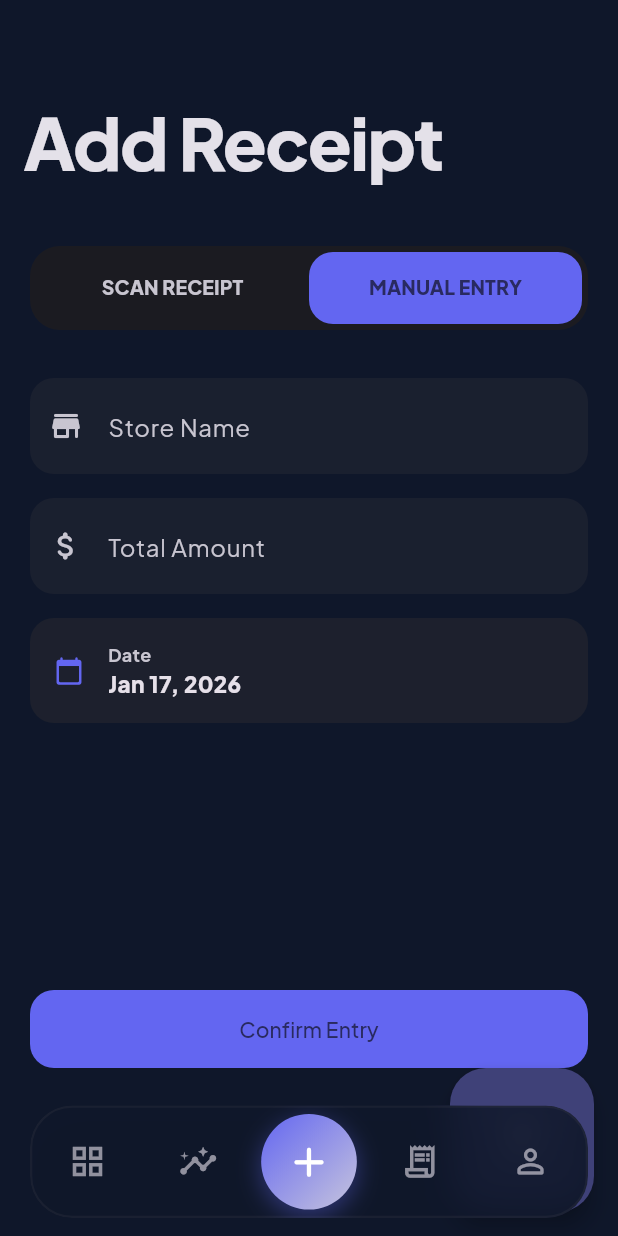
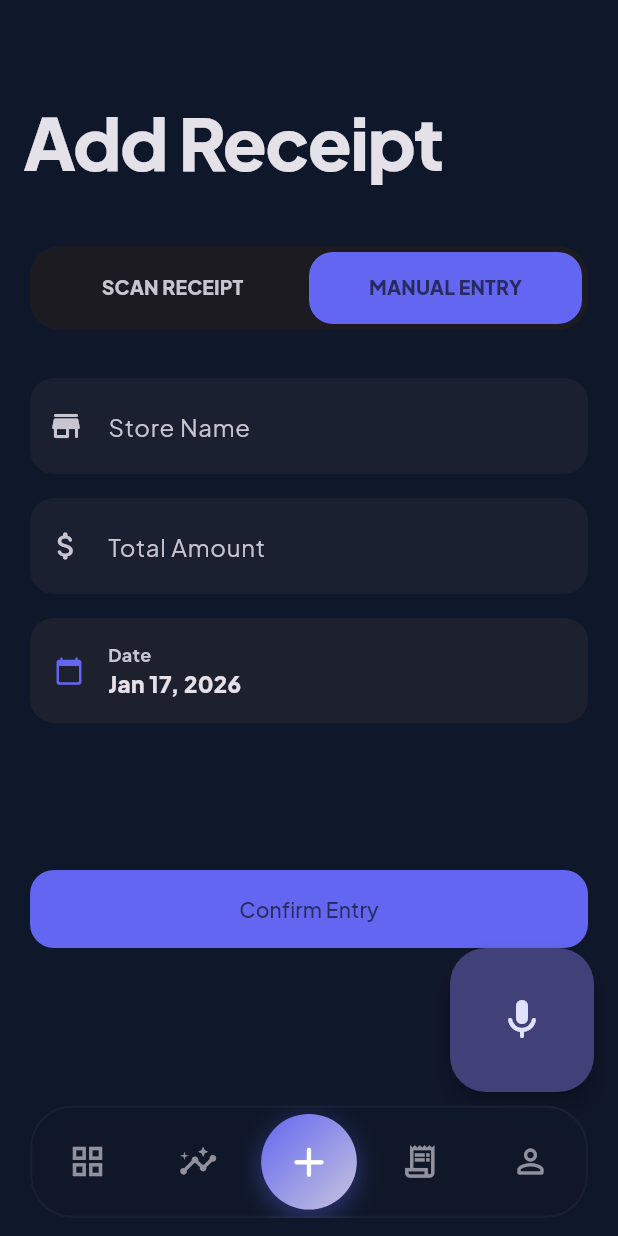
Before and after one commit to ItsAkshatSh/hisabipocket, a Flutter app: the AddReceiptScreen screen opened by its route, tab 2 chosen, on a phone screen of 412 x 824 dp. Run offline on Flutter 3.47's test engine with Material 3 defaults, Android fonts, the light colour scheme and no system bars; drawn by our look-alikes of dynamic_color, flutter_animate; our stand-ins replace cloud_firestore, firebase_auth, firebase_core, flutter_dotenv, flutter_riverpod, flutter_svg and 5 more; missing offline and left inert: home_widget; accounts and stored records are empty; network calls fail.

Commit message:
FIX: Fixed hidden UI Components

```diff
--- a/lib/features/receipts/presentation/add_receipt_screen.dart
+++ b/lib/features/receipts/presentation/add_receipt_screen.dart
@@ -18,6 +18,7 @@ class AddReceiptScreen extends ConsumerStatefulWidget {
 class _AddReceiptScreenState extends ConsumerState<AddReceiptScreen>
     with TickerProviderStateMixin {
   late TabController _tabController;
+  final GlobalKey<_ManualEntryTabState> _manualEntryKey = GlobalKey<_ManualEntryTabState>();
 
   @override
   void initState() {
@@ -55,6 +56,7 @@ class _AddReceiptScreenState extends ConsumerState<AddReceiptScreen>
           ),
         );
         ref.read(receiptEntryProvider.notifier).clearResult();
+        _manualEntryKey.currentState?.resetFields();
       }
     });
   }
@@ -87,10 +89,13 @@ class _AddReceiptScreenState extends ConsumerState<AddReceiptScreen>
       ),
       floatingActionButton: isAnalysisComplete
           ? null
-          : FloatingActionButton.large(
+          : Padding(
+              padding: const EdgeInsets.only(bottom: 80),
+              child: FloatingActionButton.large(
                 onPressed: () => context.push('/voice-add'),
                 child: const Icon(Icons.mic_rounded, size: 32),
               ).animate().scale(delay: 400.ms),
+            ),
     );
   }
 
@@ -128,7 +133,10 @@ class _AddReceiptScreenState extends ConsumerState<AddReceiptScreen>
             controller: _tabController,
             children: [
               _UploadReceiptTab(isAnalyzing: isAnalyzing),
-              _ManualEntryTab(onSave: (r) => _startSaveReceiptFlow(r)),
+              _ManualEntryTab(
+                key: _manualEntryKey,
+                onSave: _startSaveReceiptFlow,
+              ),
             ],
           ),
         ),
@@ -246,7 +254,7 @@ class _UploadReceiptTab extends ConsumerWidget {
 
 class _ManualEntryTab extends StatefulWidget {
   final Function(ReceiptModel) onSave;
-  const _ManualEntryTab({required this.onSave});
+  const _ManualEntryTab({super.key, required this.onSave});
 
   @override
   State<_ManualEntryTab> createState() => _ManualEntryTabState();
@@ -256,6 +264,14 @@ class _ManualEntryTabState extends State<_ManualEntryTab> {
   final _storeController = TextEditingController();
   final _totalController = TextEditingController();
   DateTime _date = DateTime.now();
+
+  void resetFields() {
+    setState(() {
+      _storeController.clear();
+      _totalController.clear();
+      _date = DateTime.now();
+    });
+  }
 
   @override
   Widget build(BuildContext context) {
@@ -321,23 +337,27 @@ class _ManualEntryTabState extends State<_ManualEntryTab> {
           ),
         ),
         const Spacer(),
-        SizedBox(
+        Padding(
+          padding: const EdgeInsets.only(bottom: 100),
+          child: SizedBox(
             width: double.infinity,
             child: ElevatedButton(
               onPressed: () {
-              widget.onSave(ReceiptModel(
+                widget.onSave(
+                  ReceiptModel(
                     id: '',
                     name: '',
                     date: _date,
                     store: _storeController.text,
                     items: [],
                     total: double.tryParse(_totalController.text) ?? 0,
-              ));
+                  ),
+                );
               },
               child: const Text('Confirm Entry'),
             ),
           ),
-        const SizedBox(height: 20),
+        ),
       ],
     ).animate().fadeIn();
   }
@@ -377,7 +397,9 @@ class _ResultsSection extends ConsumerWidget {
           ),
         ),
         const SizedBox(height: 40),
-        Row(
+        Padding(
+          padding: const EdgeInsets.only(bottom: 100),
+          child: Row(
             children: [
               Expanded(
                 child: OutlinedButton(
@@ -393,6 +415,7 @@ class _ResultsSection extends ConsumerWidget {
                 ),
               ),
             ],
+          ),
         ),
       ],
     ).animate().fadeIn().slideY(begin: 0.1);
--- a/lib/features/wrapped/presentation/week_wrapped_screen.dart
+++ b/lib/features/wrapped/presentation/week_wrapped_screen.dart
@@ -90,9 +90,10 @@ class _WeekWrappedScreenState extends ConsumerState<WeekWrappedScreen>
 
             // Bottom Actions
             Positioned(
-              bottom: 40,
+              bottom: 100,
               left: 20,
               right: 20,
+              child: SafeArea(
                 child: Row(
                   mainAxisAlignment: MainAxisAlignment.spaceBetween,
                   children: [
@@ -101,6 +102,7 @@ class _WeekWrappedScreenState extends ConsumerState<WeekWrappedScreen>
                     if (_currentPage == wrapped.cards.length - 1)
                       _buildDoneButton(),
                   ],
+                ),
               ),
             ),
           ],
```
Also changed, not shown: lib/core/storage/firebase_storage_service.dart (+24 -11 lines), lib/main.dart (+19 -3 lines), lib/core/utils/quick_add_parser.dart (line endings or trailing spaces), lib/core/utils/theme_extensions.dart (line endings or trailing spaces), lib/core/widgets/fade_in_widget.dart (line endings or trailing spaces), lib/core/widgets/widget_summary.dart (line endings or trailing spaces), 4 other files. Lines whose indentation alone changed are shown as unchanged.
